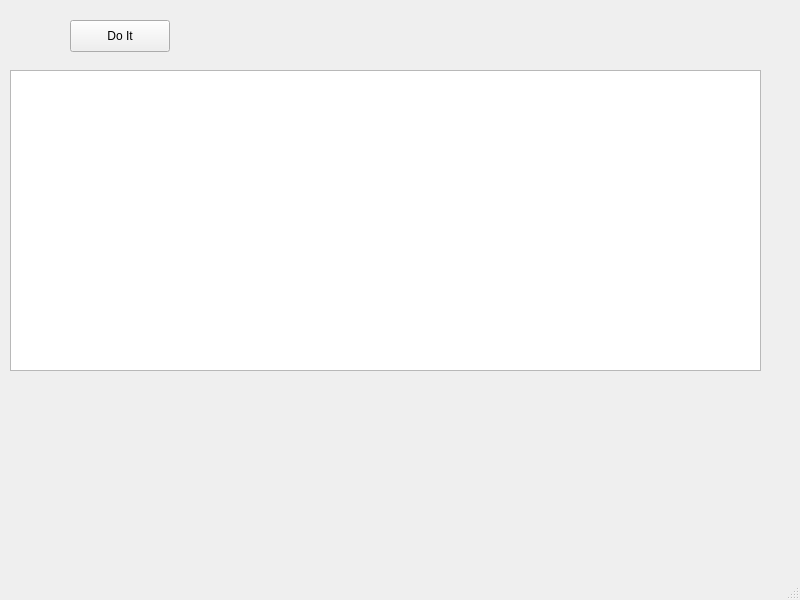
britus/qble, file qblewindow.ui: the form before one commit.
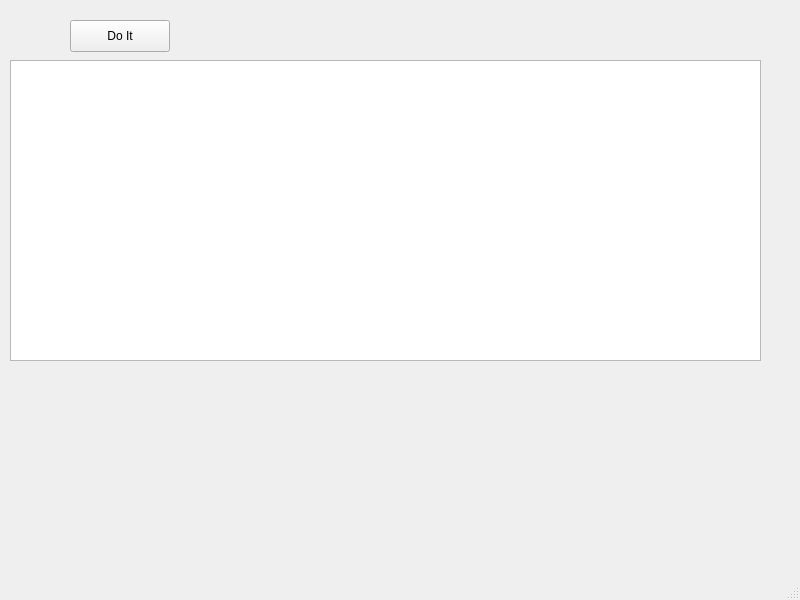
The form after the commit.

What changed in the file:
```diff
--- a/qblewindow.ui
+++ b/qblewindow.ui
@@ -18,7 +18,7 @@
     <property name="geometry">
      <rect>
       <x>10</x>
-      <y>70</y>
+      <y>60</y>
       <width>751</width>
       <height>301</height>
      </rect>
```
